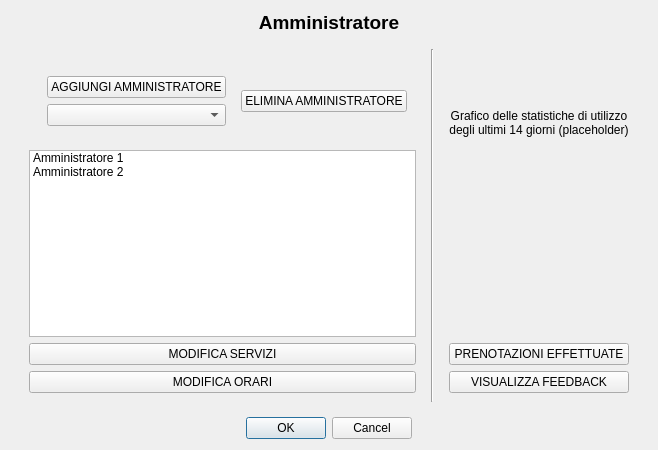
ironlanderl/progettoIngegneriaSoftware, file windows/amministratore.ui: the form before one commit.
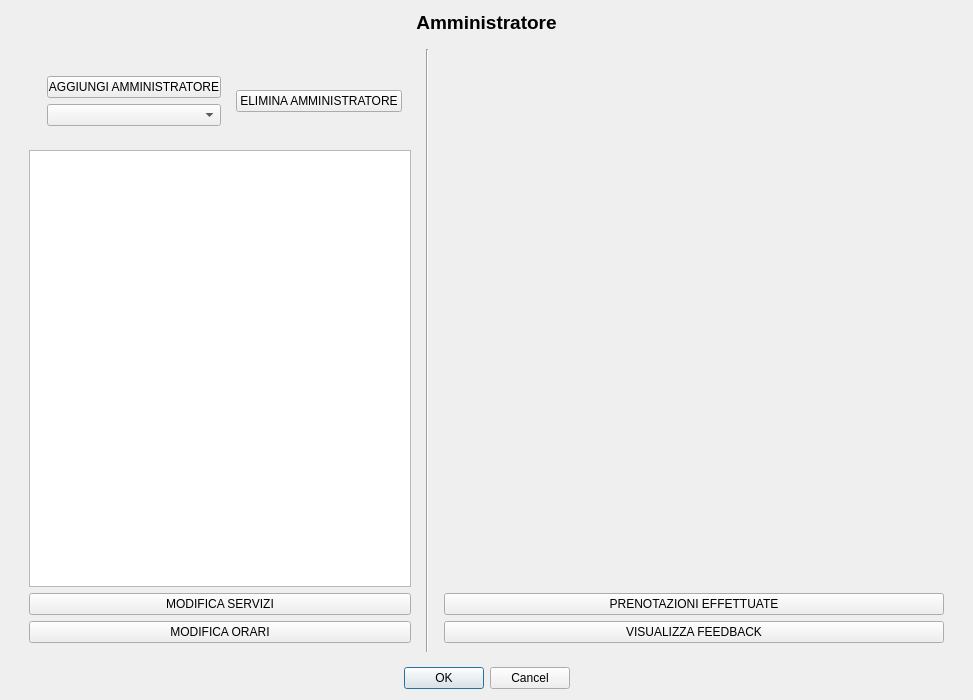
The form after the commit.

Commit message: Aggiunta della gestione dell'amministratore con interfaccia grafica e aggiornamento delle statistiche

The edit to the form file:
```diff
--- a/windows/amministratore.ui
+++ b/windows/amministratore.ui
@@ -6,8 +6,8 @@
    <rect>
     <x>0</x>
     <y>0</y>
-    <width>600</width>
-    <height>450</height>
+    <width>900</width>
+    <height>700</height>
    </rect>
   </property>
   <property name="windowTitle">
@@ -19,7 +19,6 @@
      <property name="font">
       <font>
        <pointsize>14</pointsize>
-       <weight>75</weight>
        <bold>true</bold>
       </font>
      </property>
@@ -36,9 +35,27 @@
      <layout class="QHBoxLayout" name="horizontalLayout_Content">
       <item>
        <widget class="QWidget" name="leftAdminControls" native="true">
+        <property name="sizePolicy">
+         <sizepolicy hsizetype="Preferred" vsizetype="Preferred">
+          <horstretch>0</horstretch>
+          <verstretch>0</verstretch>
+         </sizepolicy>
+        </property>
+        <property name="maximumSize">
+         <size>
+          <width>400</width>
+          <height>16777215</height>
+         </size>
+        </property>
         <layout class="QVBoxLayout" name="verticalLayout_AdminControls">
          <item>
           <widget class="QWidget" name="addRemoveAdminContainer" native="true">
+           <property name="maximumSize">
+            <size>
+             <width>400</width>
+             <height>16777215</height>
+            </size>
+           </property>
            <layout class="QHBoxLayout" name="horizontalLayout_AddRemoveAdmin">
             <item>
              <widget class="QWidget" name="addAdminContainer" native="true">
@@ -72,16 +89,12 @@
          </item>
          <item>
           <widget class="QListWidget" name="lstAmministratori">
-           <item>
-            <property name="text">
-             <string>Amministratore 1</string>
-            </property>
-           </item>
-           <item>
-            <property name="text">
-             <string>Amministratore 2</string>
-            </property>
-           </item>
+           <property name="maximumSize">
+            <size>
+             <width>16777215</width>
+             <height>16777215</height>
+            </size>
+           </property>
           </widget>
          </item>
          <item>
@@ -103,6 +116,12 @@
       </item>
       <item>
        <widget class="Line" name="lineVerticalSeparator">
+        <property name="sizePolicy">
+         <sizepolicy hsizetype="Fixed" vsizetype="Minimum">
+          <horstretch>0</horstretch>
+          <verstretch>0</verstretch>
+         </sizepolicy>
+        </property>
         <property name="orientation">
          <enum>Qt::Vertical</enum>
         </property>
@@ -113,31 +132,26 @@
         <layout class="QVBoxLayout" name="verticalLayout_StatsFeedback">
          <item>
           <widget class="QLabel" name="lblGraficoStatistiche">
+           <property name="minimumSize">
+            <size>
+             <width>500</width>
+             <height>400</height>
+            </size>
+           </property>
            <property name="text">
-            <string>Grafico delle statistiche di utilizzo
-degli ultimi 14 giorni (placeholder)</string>
+            <string/>
            </property>
            <property name="alignment">
             <set>Qt::AlignCenter</set>
            </property>
+           <property name="sizePolicy">
+             <sizepolicy hsizetype="Preferred" vsizetype="Expanding">
+              <horstretch>0</horstretch>
+              <verstretch>1</verstretch>
+             </sizepolicy>
+            </property>
           </widget>
          </item>
-         <item>
-          <spacer name="verticalSpacer_Graph">
-           <property name="orientation">
-            <enum>Qt::Vertical</enum>
-           </property>
-           <property name="sizeType">
-            <enum>QSizePolicy::Fixed</enum>
-           </property>
-           <property name="sizeHint" stdset="0">
-            <size>
-             <width>20</width>
-             <height>150</height>
-            </size>
-           </property>
-          </spacer>
-         </item>
          <item>
           <widget class="QPushButton" name="btnPrenotazioniEffettuate">
            <property name="text">
```
Left out of the diff: 10 changed lines with no effect on the pictures. The commit also changes 5 other files.
